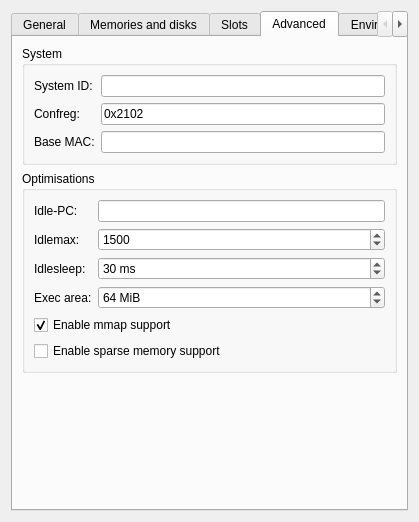
Above: gns3/modules/dynamips/ui/router_configuration_page.ui from GNS3/gns3-gui before the change. Below: the same form after it.
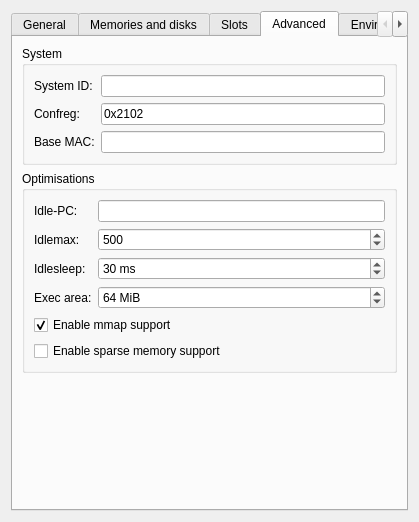
That is the form after the change. The open tabs and pages were chosen to show the change.

Patch:
```diff
--- a/gns3/modules/dynamips/ui/router_configuration_page.ui
+++ b/gns3/modules/dynamips/ui/router_configuration_page.ui
@@ -719,7 +719,7 @@
              <number>100</number>
             </property>
             <property name="value">
-             <number>1500</number>
+             <number>500</number>
             </property>
            </widget>
           </item>
```
